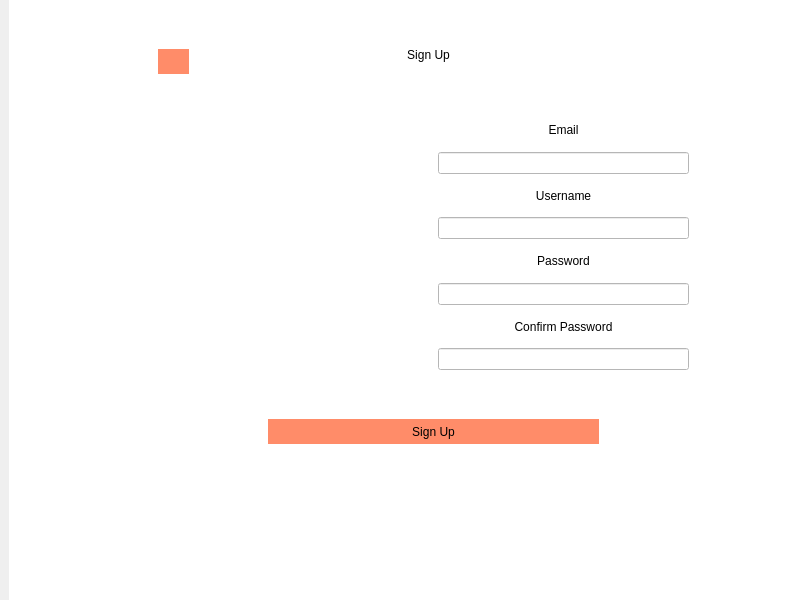
First picture: the form in stacked.ui, repository acordi96/ProgrammazioneDiSistema-SharedEditor-Client, before the edit.
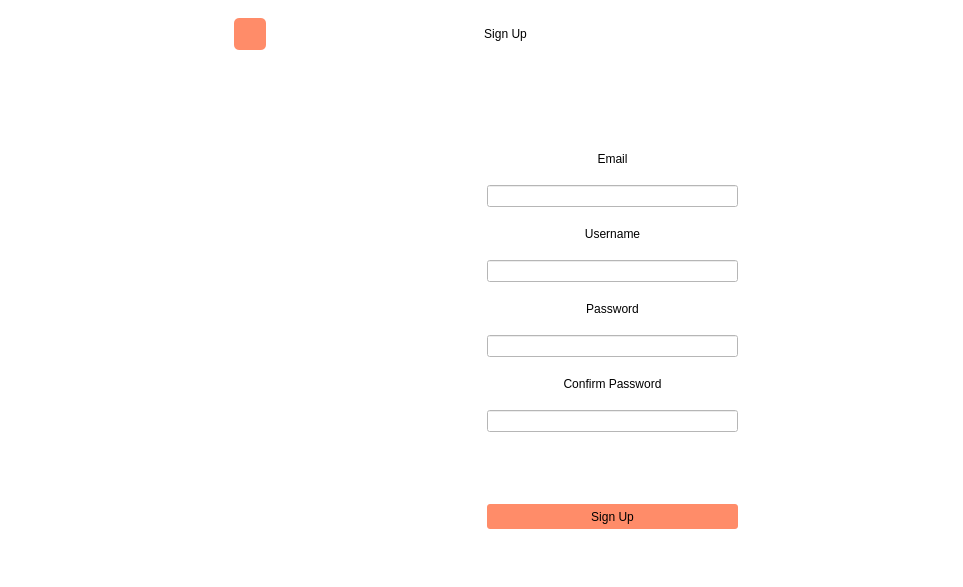
Second picture: the form after the edit. The open tabs and pages were chosen to show the change. Icons and pictures are not drawn.

Patch:
```diff
--- a/stacked.ui
+++ b/stacked.ui
@@ -6,8 +6,8 @@
    <rect>
     <x>0</x>
     <y>0</y>
-    <width>800</width>
-    <height>600</height>
+    <width>963</width>
+    <height>587</height>
    </rect>
   </property>
   <property name="sizePolicy">
@@ -27,7 +27,7 @@
     </sizepolicy>
    </property>
    <property name="styleSheet">
-    <string notr="true"/>
+    <string notr="true">background-color: rgb(255, 255, 255);</string>
    </property>
    <layout class="QHBoxLayout" name="horizontalLayout_4">
     <property name="topMargin">
@@ -39,6 +39,22 @@
     <property name="bottomMargin">
      <number>0</number>
     </property>
+    <item>
+     <spacer name="horizontalSpacer">
+      <property name="orientation">
+       <enum>Qt::Horizontal</enum>
+      </property>
+      <property name="sizeType">
+       <enum>QSizePolicy::Preferred</enum>
+      </property>
+      <property name="sizeHint" stdset="0">
+       <size>
+        <width>40</width>
+        <height>20</height>
+       </size>
+      </property>
+     </spacer>
+    </item>
     <item>
      <widget class="QStackedWidget" name="stackedWidget">
       <property name="sizePolicy">
@@ -90,6 +106,22 @@
           <property name="leftMargin">
            <number>0</number>
           </property>
+          <item>
+           <spacer name="horizontalSpacer_3">
+            <property name="orientation">
+             <enum>Qt::Horizontal</enum>
+            </property>
+            <property name="sizeType">
+             <enum>QSizePolicy::Preferred</enum>
+            </property>
+            <property name="sizeHint" stdset="0">
+             <size>
+              <width>200</width>
+              <height>20</height>
+             </size>
+            </property>
+           </spacer>
+          </item>
           <item>
            <widget class="QWidget" name="widget_3" native="true">
             <property name="sizePolicy">
@@ -105,16 +137,88 @@
              <string notr="true">background-color: rgb(255, 255, 255);
 </string>
             </property>
-            <widget class="QWidget" name="verticalLayoutWidget">
-             <property name="geometry">
-              <rect>
-               <x>260</x>
-               <y>220</y>
-               <width>321</width>
-               <height>141</height>
-              </rect>
-             </property>
+            <layout class="QVBoxLayout" name="verticalLayout">
+             <item>
+              <spacer name="verticalSpacer_2">
+               <property name="orientation">
+                <enum>Qt::Vertical</enum>
+               </property>
+               <property name="sizeType">
+                <enum>QSizePolicy::Fixed</enum>
+               </property>
+               <property name="sizeHint" stdset="0">
+                <size>
+                 <width>20</width>
+                 <height>30</height>
+                </size>
+               </property>
+              </spacer>
+             </item>
+             <item>
+              <widget class="QWidget" name="widget_6" native="true">
+               <property name="styleSheet">
+                <string notr="true">image: url(:/images/file-sharing.png);</string>
+               </property>
+              </widget>
+             </item>
+             <item>
+              <spacer name="verticalSpacer_5">
+               <property name="orientation">
+                <enum>Qt::Vertical</enum>
+               </property>
+               <property name="sizeType">
+                <enum>QSizePolicy::Fixed</enum>
+               </property>
+               <property name="sizeHint" stdset="0">
+                <size>
+                 <width>20</width>
+                 <height>10</height>
+                </size>
+               </property>
+              </spacer>
+             </item>
+             <item>
+              <layout class="QHBoxLayout" name="horizontalLayout_8">
+               <property name="spacing">
+                <number>2</number>
+               </property>
+               <item>
+                <spacer name="horizontalSpacer_8">
+                 <property name="orientation">
+                  <enum>Qt::Horizontal</enum>
+                 </property>
+                 <property name="sizeType">
+                  <enum>QSizePolicy::Fixed</enum>
+                 </property>
+                 <property name="sizeHint" stdset="0">
+                  <size>
+                   <width>100</width>
+                   <height>20</height>
+                  </size>
+                 </property>
+                </spacer>
+               </item>
+               <item>
              <layout class="QVBoxLayout" name="verticalLayout_2">
+                 <property name="spacing">
+                  <number>0</number>
+                 </property>
+                 <item>
+                  <spacer name="verticalSpacer_4">
+                   <property name="orientation">
+                    <enum>Qt::Vertical</enum>
+                   </property>
+                   <property name="sizeType">
+                    <enum>QSizePolicy::Fixed</enum>
+                   </property>
+                   <property name="sizeHint" stdset="0">
+                    <size>
+                     <width>20</width>
+                     <height>30</height>
+                    </size>
+                   </property>
+                  </spacer>
+                 </item>
               <item>
                <widget class="QLabel" name="label_4">
                 <property name="text">
@@ -126,7 +230,20 @@
                </widget>
               </item>
               <item>
-               <widget class="QLineEdit" name="user_log_line"/>
+                  <widget class="QLineEdit" name="user_log_line">
+                   <property name="sizePolicy">
+                    <sizepolicy hsizetype="Minimum" vsizetype="Fixed">
+                     <horstretch>0</horstretch>
+                     <verstretch>0</verstretch>
+                    </sizepolicy>
+                   </property>
+                   <property name="minimumSize">
+                    <size>
+                     <width>294</width>
+                     <height>0</height>
+                    </size>
+                   </property>
+                  </widget>
               </item>
               <item>
                <widget class="QLabel" name="label_5">
@@ -140,25 +257,85 @@
               </item>
               <item>
                <widget class="QLineEdit" name="psw_log_line">
+                   <property name="sizePolicy">
+                    <sizepolicy hsizetype="Minimum" vsizetype="Fixed">
+                     <horstretch>0</horstretch>
+                     <verstretch>0</verstretch>
+                    </sizepolicy>
+                   </property>
+                   <property name="minimumSize">
+                    <size>
+                     <width>294</width>
+                     <height>0</height>
+                    </size>
+                   </property>
                 <property name="styleSheet">
-                 <string notr="true">lineedit-password-mask-delay:0.1;</string>
+                    <string notr="true">lineedit-password-mask-delay:0.5;</string>
                 </property>
                 <property name="echoMode">
-                 <enum>QLineEdit::Password</enum>
+                    <enum>QLineEdit::PasswordEchoOnEdit</enum>
                 </property>
                </widget>
               </item>
-             </layout>
-            </widget>
+                 <item>
+                  <spacer name="verticalSpacer_3">
+                   <property name="orientation">
+                    <enum>Qt::Vertical</enum>
+                   </property>
+                   <property name="sizeType">
+                    <enum>QSizePolicy::Fixed</enum>
+                   </property>
+                   <property name="sizeHint" stdset="0">
+                    <size>
+                     <width>20</width>
+                     <height>30</height>
+                    </size>
+                   </property>
+                  </spacer>
+                 </item>
+                </layout>
+               </item>
+               <item>
+                <spacer name="horizontalSpacer_9">
+                 <property name="orientation">
+                  <enum>Qt::Horizontal</enum>
+                 </property>
+                 <property name="sizeType">
+                  <enum>QSizePolicy::Fixed</enum>
+                 </property>
+                 <property name="sizeHint" stdset="0">
+                  <size>
+                   <width>100</width>
+                   <height>20</height>
+                  </size>
+                 </property>
+                </spacer>
+               </item>
+              </layout>
+             </item>
+             <item>
+              <layout class="QHBoxLayout" name="horizontalLayout_5">
+               <property name="spacing">
+                <number>2</number>
+               </property>
+               <item>
+                <spacer name="horizontalSpacer_5">
+                 <property name="orientation">
+                  <enum>Qt::Horizontal</enum>
+                 </property>
+                 <property name="sizeType">
+                  <enum>QSizePolicy::Fixed</enum>
+                 </property>
+                 <property name="sizeHint" stdset="0">
+                  <size>
+                   <width>100</width>
+                   <height>20</height>
+                  </size>
+                 </property>
+                </spacer>
+               </item>
+               <item>
             <widget class="QPushButton" name="loginButton">
-             <property name="geometry">
-              <rect>
-               <x>260</x>
-               <y>400</y>
-               <width>151</width>
-               <height>25</height>
-              </rect>
-             </property>
              <property name="palette">
               <palette>
                <active>
@@ -270,28 +447,25 @@
               <bool>false</bool>
              </property>
             </widget>
-            <widget class="QWidget" name="widget_6" native="true">
-             <property name="geometry">
-              <rect>
-               <x>330</x>
-               <y>40</y>
-               <width>191</width>
-               <height>141</height>
-              </rect>
-             </property>
-             <property name="styleSheet">
-              <string notr="true">image: url(:/images/file-sharing.png);</string>
-             </property>
-            </widget>
+               </item>
+               <item>
+                <spacer name="horizontalSpacer_6">
+                 <property name="orientation">
+                  <enum>Qt::Horizontal</enum>
+                 </property>
+                 <property name="sizeType">
+                  <enum>QSizePolicy::Fixed</enum>
+                 </property>
+                 <property name="sizeHint" stdset="0">
+                  <size>
+                   <width>80</width>
+                   <height>20</height>
+                  </size>
+                 </property>
+                </spacer>
+               </item>
+               <item>
             <widget class="QPushButton" name="reglogButton">
-             <property name="geometry">
-              <rect>
-               <x>430</x>
-               <y>400</y>
-               <width>151</width>
-               <height>25</height>
-              </rect>
-             </property>
              <property name="palette">
               <palette>
                <active>
@@ -403,8 +577,60 @@
               <bool>false</bool>
              </property>
             </widget>
+               </item>
+               <item>
+                <spacer name="horizontalSpacer_7">
+                 <property name="orientation">
+                  <enum>Qt::Horizontal</enum>
+                 </property>
+                 <property name="sizeType">
+                  <enum>QSizePolicy::Fixed</enum>
+                 </property>
+                 <property name="sizeHint" stdset="0">
+                  <size>
+                   <width>100</width>
+                   <height>20</height>
+                  </size>
+                 </property>
+                </spacer>
+               </item>
+              </layout>
+             </item>
+             <item>
+              <spacer name="verticalSpacer">
+               <property name="orientation">
+                <enum>Qt::Vertical</enum>
+               </property>
+               <property name="sizeType">
+                <enum>QSizePolicy::Fixed</enum>
+               </property>
+               <property name="sizeHint" stdset="0">
+                <size>
+                 <width>20</width>
+                 <height>40</height>
+                </size>
+               </property>
+              </spacer>
+             </item>
+            </layout>
            </widget>
           </item>
+          <item>
+           <spacer name="horizontalSpacer_4">
+            <property name="orientation">
+             <enum>Qt::Horizontal</enum>
+            </property>
+            <property name="sizeType">
+             <enum>QSizePolicy::Preferred</enum>
+            </property>
+            <property name="sizeHint" stdset="0">
+             <size>
+              <width>200</width>
+              <height>20</height>
+             </size>
+            </property>
+           </spacer>
+          </item>
          </layout>
         </item>
        </layout>
@@ -446,15 +672,88 @@
              <string notr="true">background-color:white;
 </string>
             </property>
+            <layout class="QHBoxLayout" name="horizontalLayout_9">
+             <item>
+              <spacer name="horizontalSpacer_14">
+               <property name="orientation">
+                <enum>Qt::Horizontal</enum>
+               </property>
+               <property name="sizeType">
+                <enum>QSizePolicy::Fixed</enum>
+               </property>
+               <property name="sizeHint" stdset="0">
+                <size>
+                 <width>180</width>
+                 <height>20</height>
+                </size>
+               </property>
+              </spacer>
+             </item>
+             <item>
+              <layout class="QVBoxLayout" name="verticalLayout_5">
+               <item>
+                <layout class="QHBoxLayout" name="horizontalLayout_6">
+                 <item>
+                  <widget class="QPushButton" name="form_cancButton">
+                   <property name="sizePolicy">
+                    <sizepolicy hsizetype="Fixed" vsizetype="Fixed">
+                     <horstretch>0</horstretch>
+                     <verstretch>0</verstretch>
+                    </sizepolicy>
+                   </property>
+                   <property name="minimumSize">
+                    <size>
+                     <width>32</width>
+                     <height>32</height>
+                    </size>
+                   </property>
+                   <property name="styleSheet">
+                    <string notr="true">QPushButton#form_cancButton{
+background-color: rgb(255,140,105);
+border: 1px;
+border-radius:5px;
+}
+QPushButton#form_cancButton:hover{
+	background-color: rgb(255,0,0);
+}</string>
+                   </property>
+                   <property name="text">
+                    <string/>
+                   </property>
+                   <property name="icon">
+                    <iconset>
+                     <normalon>:/images/back-arrow.png</normalon>
+                    </iconset>
+                   </property>
+                   <property name="iconSize">
+                    <size>
+                     <width>32</width>
+                     <height>32</height>
+                    </size>
+                   </property>
+                   <property name="flat">
+                    <bool>true</bool>
+                   </property>
+                  </widget>
+                 </item>
+                 <item>
+                  <spacer name="horizontalSpacer_10">
+                   <property name="orientation">
+                    <enum>Qt::Horizontal</enum>
+                   </property>
+                   <property name="sizeType">
+                    <enum>QSizePolicy::MinimumExpanding</enum>
+                   </property>
+                   <property name="sizeHint" stdset="0">
+                    <size>
+                     <width>185</width>
+                     <height>20</height>
+                    </size>
+                   </property>
+                  </spacer>
+                 </item>
+                 <item>
             <widget class="QLabel" name="label_7">
-             <property name="geometry">
-              <rect>
-               <x>320</x>
-               <y>20</y>
-               <width>181</width>
-               <height>51</height>
-              </rect>
-             </property>
              <property name="styleSheet">
               <string notr="true">font: 75 18pt &quot;Waree&quot;;</string>
              </property>
@@ -465,16 +764,46 @@
               <set>Qt::AlignCenter</set>
              </property>
             </widget>
-            <widget class="QWidget" name="horizontalLayoutWidget">
-             <property name="geometry">
-              <rect>
-               <x>140</x>
-               <y>90</y>
-               <width>541</width>
-               <height>281</height>
-              </rect>
-             </property>
+                 </item>
+                 <item>
+                  <spacer name="horizontalSpacer_11">
+                   <property name="orientation">
+                    <enum>Qt::Horizontal</enum>
+                   </property>
+                   <property name="sizeType">
+                    <enum>QSizePolicy::MinimumExpanding</enum>
+                   </property>
+                   <property name="sizeHint" stdset="0">
+                    <size>
+                     <width>200</width>
+                     <height>20</height>
+                    </size>
+                   </property>
+                  </spacer>
+                 </item>
+                </layout>
+               </item>
+               <item>
+                <spacer name="verticalSpacer_7">
+                 <property name="orientation">
+                  <enum>Qt::Vertical</enum>
+                 </property>
+                 <property name="sizeType">
+                  <enum>QSizePolicy::Fixed</enum>
+                 </property>
+                 <property name="sizeHint" stdset="0">
+                  <size>
+                   <width>20</width>
+                   <height>50</height>
+                  </size>
+                 </property>
+                </spacer>
+               </item>
+               <item>
              <layout class="QHBoxLayout" name="horizontalLayout_3">
+                 <property name="spacing">
+                  <number>1</number>
+                 </property>
               <item>
                <widget class="QWidget" name="widget_5" native="true">
                 <property name="sizePolicy">
@@ -486,19 +815,69 @@
                 <property name="styleSheet">
                  <string notr="true"/>
                 </property>
-                <widget class="QWidget" name="verticalLayoutWidget_3">
-                 <property name="geometry">
-                  <rect>
-                   <x>280</x>
-                   <y>10</y>
-                   <width>251</width>
-                   <height>261</height>
-                  </rect>
-                 </property>
+                   <layout class="QVBoxLayout" name="verticalLayout_6">
+                    <property name="leftMargin">
+                     <number>9</number>
+                    </property>
+                    <property name="topMargin">
+                     <number>4</number>
+                    </property>
+                    <item>
+                     <spacer name="verticalSpacer_11">
+                      <property name="orientation">
+                       <enum>Qt::Vertical</enum>
+                      </property>
+                      <property name="sizeType">
+                       <enum>QSizePolicy::Fixed</enum>
+                      </property>
+                      <property name="sizeHint" stdset="0">
+                       <size>
+                        <width>20</width>
+                        <height>20</height>
+                       </size>
+                      </property>
+                     </spacer>
+                    </item>
+                    <item>
+                     <widget class="QWidget" name="icon" native="true">
+                      <property name="styleSheet">
+                       <string notr="true">image: url(:/images/photo_2020-09-22_17-58-05.jpg);</string>
+                      </property>
+                     </widget>
+                    </item>
+                   </layout>
+                  </widget>
+                 </item>
+                 <item>
                  <layout class="QVBoxLayout" name="verticalLayout_7">
                   <property name="spacing">
-                   <number>1</number>
-                  </property>
+                    <number>0</number>
+                   </property>
+                   <property name="leftMargin">
+                    <number>0</number>
+                   </property>
+                   <property name="topMargin">
+                    <number>6</number>
+                   </property>
+                   <property name="bottomMargin">
+                    <number>6</number>
+                   </property>
+                   <item>
+                    <spacer name="verticalSpacer_10">
+                     <property name="orientation">
+                      <enum>Qt::Vertical</enum>
+                     </property>
+                     <property name="sizeType">
+                      <enum>QSizePolicy::Fixed</enum>
+                     </property>
+                     <property name="sizeHint" stdset="0">
+                      <size>
+                       <width>20</width>
+                       <height>20</height>
+                      </size>
+                     </property>
+                    </spacer>
+                   </item>
                   <item>
                    <widget class="QLabel" name="email_label">
                     <property name="text">
@@ -538,7 +917,7 @@
                   <item>
                    <widget class="QLineEdit" name="psw_line_form">
                     <property name="styleSheet">
-                     <string notr="true">lineedit-password-mask-delay:0.1;</string>
+                      <string notr="true">lineedit-password-mask-delay:0.5;</string>
                     </property>
                     <property name="echoMode">
                      <enum>QLineEdit::Password</enum>
@@ -565,38 +944,82 @@
                     </property>
                    </widget>
                   </item>
-                 </layout>
-                </widget>
-                <widget class="QWidget" name="icon" native="true">
-                 <property name="geometry">
-                  <rect>
-                   <x>50</x>
-                   <y>40</y>
-                   <width>181</width>
-                   <height>171</height>
-                  </rect>
-                 </property>
-                 <property name="styleSheet">
-                  <string notr="true">image: url(:/images/photo_2020-09-22_17-58-05.jpg);</string>
-                 </property>
-                </widget>
-               </widget>
-              </item>
-             </layout>
-            </widget>
+                   <item>
+                    <spacer name="verticalSpacer_9">
+                     <property name="orientation">
+                      <enum>Qt::Vertical</enum>
+                     </property>
+                     <property name="sizeType">
+                      <enum>QSizePolicy::Fixed</enum>
+                     </property>
+                     <property name="sizeHint" stdset="0">
+                      <size>
+                       <width>20</width>
+                       <height>30</height>
+                      </size>
+                     </property>
+                    </spacer>
+                   </item>
+                  </layout>
+                 </item>
+                </layout>
+               </item>
+               <item>
+                <spacer name="verticalSpacer_8">
+                 <property name="orientation">
+                  <enum>Qt::Vertical</enum>
+                 </property>
+                 <property name="sizeType">
+                  <enum>QSizePolicy::Fixed</enum>
+                 </property>
+                 <property name="sizeHint" stdset="0">
+                  <size>
+                   <width>20</width>
+                   <height>30</height>
+                  </size>
+                 </property>
+                </spacer>
+               </item>
+               <item>
+                <layout class="QHBoxLayout" name="horizontalLayout_7">
+                 <property name="spacing">
+                  <number>1</number>
+                 </property>
+                 <item>
+                  <spacer name="horizontalSpacer_12">
+                   <property name="orientation">
+                    <enum>Qt::Horizontal</enum>
+                   </property>
+                   <property name="sizeType">
+                    <enum>QSizePolicy::Expanding</enum>
+                   </property>
+                   <property name="sizeHint" stdset="0">
+                    <size>
+                     <width>256</width>
+                     <height>20</height>
+                    </size>
+                   </property>
+                  </spacer>
+                 </item>
+                 <item>
             <widget class="QPushButton" name="form_regButton">
-             <property name="geometry">
-              <rect>
-               <x>250</x>
-               <y>410</y>
-               <width>331</width>
+                   <property name="sizePolicy">
+                    <sizepolicy hsizetype="Expanding" vsizetype="Fixed">
+                     <horstretch>0</horstretch>
+                     <verstretch>0</verstretch>
+                    </sizepolicy>
+                   </property>
+                   <property name="minimumSize">
+                    <size>
+                     <width>251</width>
                <height>25</height>
-              </rect>
+                    </size>
              </property>
              <property name="styleSheet">
               <string notr="true">QPushButton#form_regButton{
 background-color: rgb(255,140,105);
 border: 1px;
+border-radius:3px;
 }
 QPushButton#form_regButton:hover{
 background-color:rgb(255,0,0);
@@ -609,37 +1032,45 @@
               <bool>true</bool>
              </property>
             </widget>
-            <widget class="QPushButton" name="form_cancButton">
-             <property name="geometry">
-              <rect>
-               <x>140</x>
-               <y>40</y>
-               <width>31</width>
-               <height>25</height>
-              </rect>
-             </property>
-             <property name="styleSheet">
-              <string notr="true">QPushButton#form_cancButton{
-background-color: rgb(255,140,105);
-border: 1px;
-}
-QPushButton#form_cancButton:hover{
-	background-color: rgb(255,0,0);
-}</string>
-             </property>
-             <property name="text">
-              <string/>
-             </property>
-             <property name="icon">
-              <iconset>
-               <normalon>:/images/Arrows-Left-2-icon.png</normalon>
-              </iconset>
-             </property>
-             <property name="flat">
-              <bool>true</bool>
-             </property>
-            </widget>
-           </widget>
+                 </item>
+                </layout>
+               </item>
+               <item>
+                <spacer name="verticalSpacer_6">
+                 <property name="orientation">
+                  <enum>Qt::Vertical</enum>
+                 </property>
+                 <property name="sizeType">
+                  <enum>QSizePolicy::Fixed</enum>
+                 </property>
+                 <property name="sizeHint" stdset="0">
+                  <size>
+                   <width>20</width>
+                   <height>40</height>
+                  </size>
+                 </property>
+                </spacer>
+               </item>
+              </layout>
+             </item>
+             <item>
+              <spacer name="horizontalSpacer_15">
+               <property name="orientation">
+                <enum>Qt::Horizontal</enum>
+               </property>
+               <property name="sizeType">
+                <enum>QSizePolicy::Fixed</enum>
+               </property>
+               <property name="sizeHint" stdset="0">
+                <size>
+                 <width>180</width>
+                 <height>20</height>
+                </size>
+               </property>
+              </spacer>
+             </item>
+            </layout>
+           </widget>
           </item>
          </layout>
         </item>
@@ -647,6 +1078,22 @@
       </widget>
      </widget>
     </item>
+    <item>
+     <spacer name="horizontalSpacer_2">
+      <property name="orientation">
+       <enum>Qt::Horizontal</enum>
+      </property>
+      <property name="sizeType">
+       <enum>QSizePolicy::Preferred</enum>
+      </property>
+      <property name="sizeHint" stdset="0">
+       <size>
+        <width>40</width>
+        <height>20</height>
+       </size>
+      </property>
+     </spacer>
+    </item>
    </layout>
   </widget>
   <widget class="QMenuBar" name="menuBar">
@@ -654,7 +1101,7 @@
     <rect>
      <x>0</x>
      <y>0</y>
-     <width>800</width>
+     <width>963</width>
      <height>22</height>
     </rect>
    </property>
```
Lines whose indentation alone changed are shown as unchanged.
